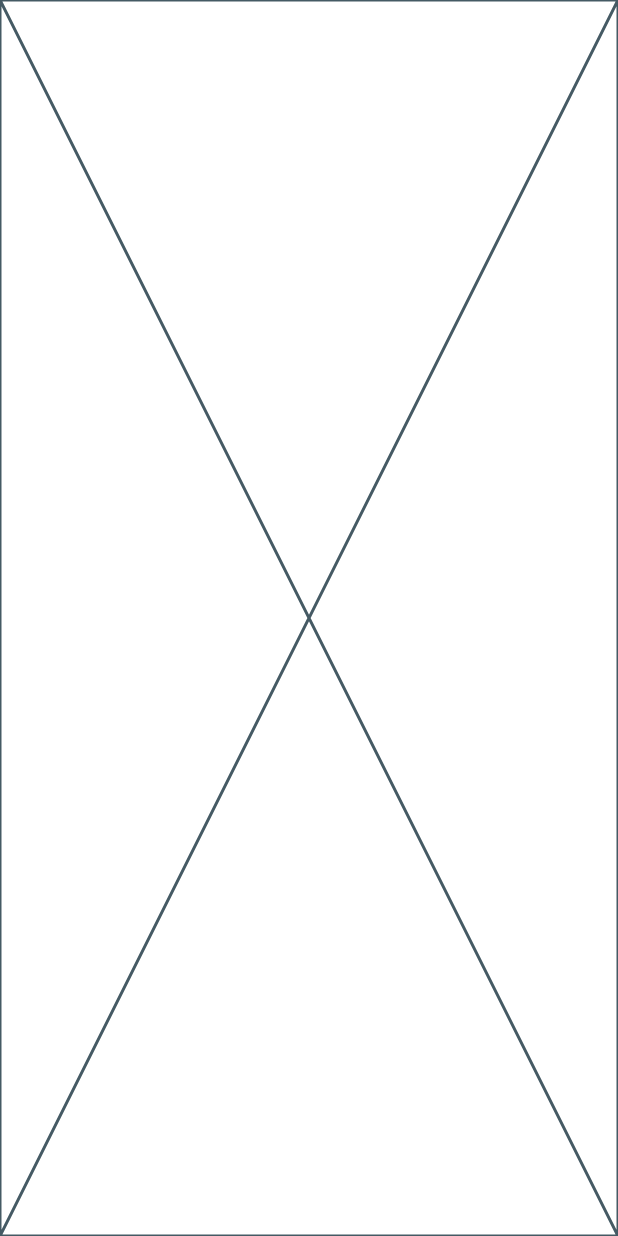
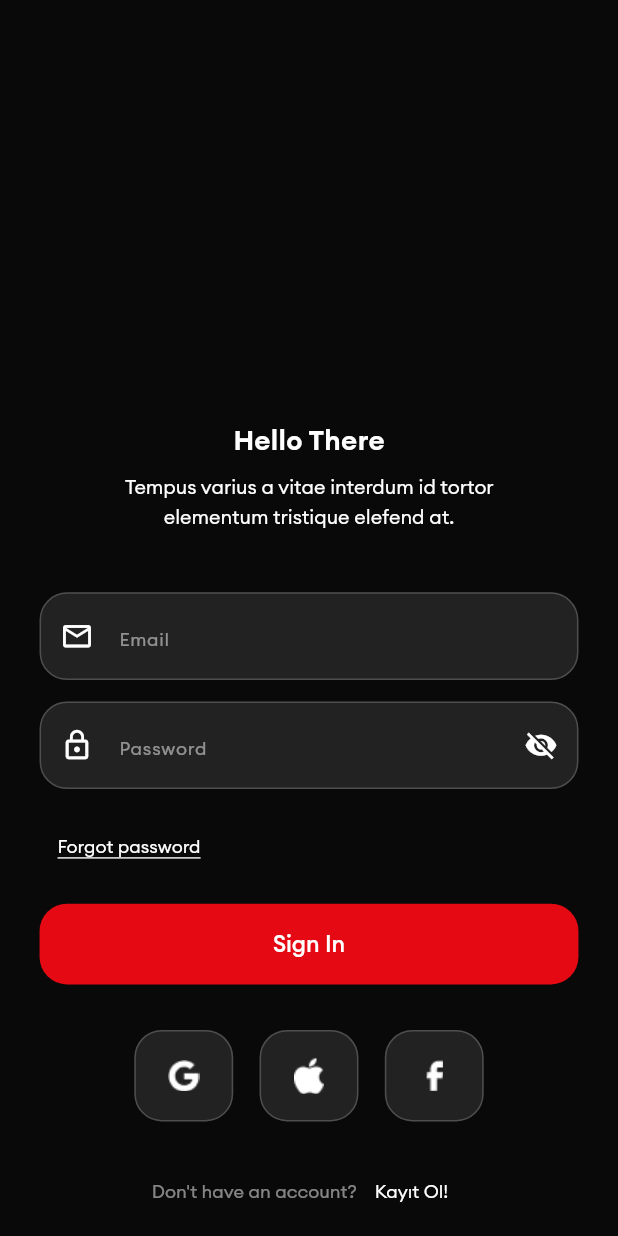
Before and after one commit to osmangaziyildiz/shartflix_case_study, a Flutter app: the screen it shows after launch, on a phone screen of 412 x 824 dp. Run offline on Flutter 3.47's test engine with Material 3 defaults, Android fonts, the phone set to English and light mode, and no system bars; our stand-ins replace dio, flutter_screenutil, get_it, go_router.

Commit message:
custom widgets added for login screen, screen_util package implemented and login screen completed without logic

```diff
--- a/lib/features/auth/presentation/screens/login_screen.dart
+++ b/lib/features/auth/presentation/screens/login_screen.dart
@@ -0,0 +1,194 @@
+import 'package:flutter/material.dart';
+import 'package:flutter_screenutil/flutter_screenutil.dart';
+import 'package:shartflix/core/constants/app_colors.dart';
+import 'package:shartflix/core/constants/app_icons.dart';
+import 'package:shartflix/core/utils/font_helper.dart';
+import 'package:shartflix/features/auth/presentation/widgets/custom_text_field.dart';
+import 'package:shartflix/features/auth/presentation/widgets/custom_button.dart';
+import 'package:shartflix/features/auth/presentation/widgets/social_login_button.dart';
+import 'package:shartflix/core/utils/localization_manager.dart';
+
+class LoginScreen extends StatefulWidget {
+  const LoginScreen({super.key});
+
+  @override
+  State<LoginScreen> createState() => _LoginScreenState();
+}
+
+class _LoginScreenState extends State<LoginScreen> {
+  final TextEditingController _emailController = TextEditingController();
+  final TextEditingController _passwordController = TextEditingController();
+
+  @override
+  void dispose() {
+    _emailController.dispose();
+    _passwordController.dispose();
+    super.dispose();
+  }
+
+  @override
+  Widget build(BuildContext context) {
+    return Scaffold(
+      resizeToAvoidBottomInset: false,
+      backgroundColor: AppColors.background,
+      body: SafeArea(
+        child: Padding(
+          padding: EdgeInsets.symmetric(horizontal: 24.w),
+          child: Column(
+            mainAxisAlignment: MainAxisAlignment.end,
+            children: [
+              // Header Section
+              Column(
+                children: [
+                  Text(
+                    'Merhabalar'.localized,
+                    style: TextStyle(
+                      fontFamily: FontHelper.euclidCircularA().fontFamily,
+                      color: AppColors.textPrimary,
+                      fontSize: 18.sp,
+                      fontWeight: FontWeight.w600,
+                    ),
+                  ),
+                  SizedBox(height: 8.h),
+                  SizedBox(
+                    width: 236.w,
+                    child: Text(
+                      'Tempus varius a vitae interdum id tortor elementum tristique elefend at.'
+                          .localized,
+                      textAlign: TextAlign.center,
+                      style: TextStyle(
+                        fontFamily: FontHelper.euclidCircularA().fontFamily,
+                        color: AppColors.textPrimary,
+                        fontWeight: FontWeight.w400,
+                        height: 1.5,
+                        fontSize: 13.sp,
+                        letterSpacing: 0,
+                      ),
+                    ),
+                  ),
+                ],
+              ),
+
+              SizedBox(height: 40.h),
+
+              // Form Section
+              Column(
+                children: [
+                  CustomTextField(
+                    hintText: 'E-Posta'.localized,
+                    prefixIcon: Icons.email_outlined,
+                    controller: _emailController,
+                    keyboardType: TextInputType.emailAddress,
+                  ),
+                  SizedBox(height: 14.h),
+                  CustomTextField(
+                    hintText: 'Şifre'.localized,
+                    prefixIcon: Icons.lock_outline,
+                    controller: _passwordController,
+                    isPassword: true,
+                  ),
+                  SizedBox(height: 14.h),
+
+                  // Forgot Password
+                  Align(
+                    alignment: Alignment.centerLeft,
+                    child: TextButton(
+                      onPressed: () {
+                        // TODO: Forgot password logic
+                      },
+                      child: Text(
+                        'Şifremi unuttum'.localized,
+                        style: TextStyle(
+                          fontFamily: FontHelper.euclidCircularA().fontFamily,
+                          color: AppColors.textPrimary,
+                          fontWeight: FontWeight.w400,
+                          fontSize: 12.sp,
+                          decoration: TextDecoration.underline,
+                          decorationColor: AppColors.textPrimary,
+                          letterSpacing: 0,
+                        ),
+                      ),
+                    ),
+                  ),
+                ],
+              ),
+
+              SizedBox(height: 14.h),
+
+              // Login Button
+              CustomButton(
+                text: 'Giriş Yap'.localized,
+                onPressed: () {
+                  // TODO: Login logic
+                },
+              ),
+
+              SizedBox(height: 30.h),
+
+              // Social Login Section
+              Row(
+                mainAxisAlignment: MainAxisAlignment.center,
+                children: [
+                  SocialLoginButton(
+                    iconPath: AppIcons.google,
+                    onPressed: () {
+                      // TODO: Google login
+                    },
+                  ),
+                  SizedBox(width: 16.w),
+                  SocialLoginButton(
+                    iconPath: AppIcons.apple,
+                    onPressed: () {
+                      // TODO: Apple login
+                    },
+                  ),
+                  SizedBox(width: 16.w),
+                  SocialLoginButton(
+                    iconPath: AppIcons.facebook,
+                    onPressed: () {
+                      // TODO: Facebook login
+                    },
+                  ),
+                ],
+              ),
+              SizedBox(height: 22.h),
+              // Sign Up Section
+              Row(
+                crossAxisAlignment: CrossAxisAlignment.center,
+                mainAxisAlignment: MainAxisAlignment.center,
+                children: [
+                  Text(
+                    'Bir hesabın yok mu?'.localized,
+                    style: TextStyle(
+                      fontFamily: FontHelper.euclidCircularA().fontFamily,
+                      color: AppColors.textPrimary.withValues(alpha: 0.5),
+                      fontSize: 12.sp,
+                      fontWeight: FontWeight.w400,
+                      letterSpacing: 0,
+                    ),
+                  ),
+                  TextButton(
+                    onPressed: () {
+                      // TODO: Navigate to sign up
+                    },
+                    child: Text(
+                      'Kayıt Ol!'.localized,
+                      style: TextStyle(
+                        fontFamily: FontHelper.euclidCircularA().fontFamily,
+                        color: AppColors.textPrimary,
+                        fontSize: 12.sp,
+                        fontWeight: FontWeight.w400,
+                        letterSpacing: 0,
+                      ),
+                    ),
+                  ),
+                ],
+              ),
+              SizedBox(height: 6.h),
+            ],
+          ),
+        ),
+      ),
+    );
+  }
+}
--- /dev/null
+++ b/lib/features/auth/presentation/widgets/custom_button.dart
@@ -0,0 +1,57 @@
+import 'package:flutter/material.dart';
+import 'package:flutter_screenutil/flutter_screenutil.dart';
+import 'package:shartflix/core/constants/app_colors.dart';
+import 'package:shartflix/core/utils/font_helper.dart';
+
+class CustomButton extends StatelessWidget {
+  final String text;
+  final VoidCallback onPressed;
+  final Color? backgroundColor;
+  final Color? textColor;
+  final bool isLoading;
+  final double? height;
+
+  const CustomButton({
+    super.key,
+    required this.text,
+    required this.onPressed,
+    this.backgroundColor,
+    this.textColor,
+    this.isLoading = false,
+    this.height,
+  });
+
+  @override
+  Widget build(BuildContext context) {
+    return ElevatedButton(
+      onPressed: isLoading ? null : onPressed,
+      style: ElevatedButton.styleFrom(
+        minimumSize: Size(double.infinity, 53.h),
+        backgroundColor: AppColors.primary,
+        shadowColor: Colors.transparent,
+        shape: RoundedRectangleBorder(
+          borderRadius: BorderRadius.circular(18.r),
+        ),
+      ),
+      child: isLoading
+          ? SizedBox(
+              height: 24.h,
+              width: 24.w,
+              child: const CircularProgressIndicator(
+                strokeWidth: 2,
+                valueColor: AlwaysStoppedAnimation<Color>(Colors.white),
+              ),
+            )
+          : Text(
+              text,
+              style: TextStyle(
+                fontFamily: FontHelper.euclidCircularA().fontFamily,
+                color: textColor ?? Colors.white,
+                fontSize: 15.sp,
+                fontWeight: FontWeight.w500,
+                letterSpacing: 0,
+              ),
+            ),
+    );
+  }
+}
--- /dev/null
+++ b/lib/features/auth/presentation/widgets/custom_text_field.dart
@@ -0,0 +1,87 @@
+import 'package:flutter/material.dart';
+import 'package:flutter_screenutil/flutter_screenutil.dart';
+import 'package:shartflix/core/constants/app_colors.dart';
+import 'package:shartflix/core/utils/font_helper.dart';
+
+class CustomTextField extends StatefulWidget {
+  final String hintText;
+  final IconData prefixIcon;
+  final bool isPassword;
+  final TextEditingController? controller;
+  final TextInputType? keyboardType;
+
+  const CustomTextField({
+    super.key,
+    required this.hintText,
+    required this.prefixIcon,
+    this.isPassword = false,
+    this.controller,
+    this.keyboardType,
+  });
+
+  @override
+  State<CustomTextField> createState() => _CustomTextFieldState();
+}
+
+class _CustomTextFieldState extends State<CustomTextField> {
+  bool _obscureText = true;
+
+  @override
+  Widget build(BuildContext context) {
+    return Container(
+      decoration: BoxDecoration(
+        color: Colors.white.withValues(alpha: 0.1),
+        borderRadius: BorderRadius.circular(18.r),
+        border: Border.all(
+          color: Colors.white.withValues(alpha: 0.2),
+        ),
+      ),
+      child: TextField(
+        cursorColor: AppColors.textPrimary,
+        controller: widget.controller,
+        keyboardType: widget.keyboardType,
+        obscureText: widget.isPassword ? _obscureText : false,
+        style: TextStyle(
+          fontFamily: FontHelper.euclidCircularA().fontFamily,
+          color: AppColors.textPrimary,
+          fontSize: 16.sp,
+        ),
+        decoration: InputDecoration(
+          hintText: widget.hintText,
+          hintStyle: TextStyle(
+            fontFamily: FontHelper.euclidCircularA().fontFamily,
+            fontWeight: FontWeight.w400,
+            color: AppColors.textPrimary.withValues(alpha: 0.5),
+            fontSize: 12.sp,
+          ),
+          prefixIcon: Icon(
+            widget.prefixIcon,
+            color: AppColors.textPrimary,
+            size: 22.sp,
+          ),
+          suffixIcon: widget.isPassword
+              ? IconButton(
+                  icon: Icon(
+                    _obscureText ? Icons.visibility_off : Icons.visibility,
+                    color: AppColors.textPrimary,
+                    size: 22.sp,
+                  ),
+                  onPressed: () {
+                    setState(() {
+                      _obscureText = !_obscureText;
+                    });
+                  },
+                )
+              : null,
+          border: InputBorder.none,
+          contentPadding: EdgeInsets.only(
+            left: 16.w,
+            right: 16.w,
+            top: 16.h,
+            bottom: 16.h,
+          ),
+        ),
+      ),
+    );
+  }
+}
--- /dev/null
+++ b/lib/features/auth/presentation/widgets/social_login_button.dart
@@ -0,0 +1,35 @@
+import 'package:flutter/material.dart';
+import 'package:flutter_screenutil/flutter_screenutil.dart';
+
+class SocialLoginButton extends StatelessWidget {
+  final String iconPath;
+  final VoidCallback onPressed;
+  final Color? backgroundColor;
+
+  const SocialLoginButton({
+    super.key,
+    required this.iconPath,
+    required this.onPressed,
+    this.backgroundColor,
+  });
+
+  @override
+  Widget build(BuildContext context) {
+    return Container(
+      width: 60.w,
+      height: 60.h,
+      decoration: BoxDecoration(
+        color: Colors.white.withValues(alpha: 0.1),
+        borderRadius: BorderRadius.circular(18.r),
+        border: Border.all(
+          color: Colors.white.withValues(alpha: 0.2),
+        ),
+      ),
+      child: Image.asset(
+        iconPath,
+        width: 20.w,
+        height: 20.h,
+      ),
+    );
+  }
+}
--- a/lib/main.dart
+++ b/lib/main.dart
@@ -1,23 +1,36 @@
 import 'package:flutter/material.dart';
+import 'package:flutter_screenutil/flutter_screenutil.dart';
 import 'package:shartflix/core/services/service_locator.dart';
+import 'package:shartflix/core/utils/localization_manager.dart';
+import 'package:shartflix/core/navigation/route_manager.dart';
 
 void main() async {
   WidgetsFlutterBinding.ensureInitialized();
+
+  // Initialize services
   await setupServiceLocator();
+  await LocalizationManager.init();
+
   runApp(const MyApp());
 }
 
 class MyApp extends StatelessWidget {
   const MyApp({super.key});
 
-  // This widget is the root of your application.
   @override
   Widget build(BuildContext context) {
-    return MaterialApp(
-      debugShowCheckedModeBanner: false,
-      title: 'Shartflix',
-      theme: ThemeData(useMaterial3: true),
-      home: const Placeholder(),
+    return ScreenUtilInit(
+      designSize: const Size(375, 812),
+      minTextAdapt: true,
+      splitScreenMode: true,
+      builder: (context, child) {
+        return MaterialApp.router(
+          debugShowCheckedModeBanner: false,
+          title: 'Shartflix',
+          theme: ThemeData(useMaterial3: true),
+          routerConfig: RouteManager.router,
+        );
+      },
     );
   }
 }
```
